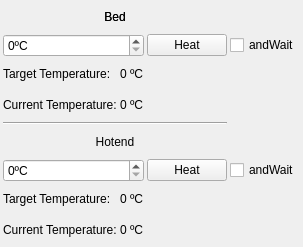
This is src/widgets/bedextruderwidget.ui in KDE/atelier as Qt 5 draws it before an edit. The edited form follows.
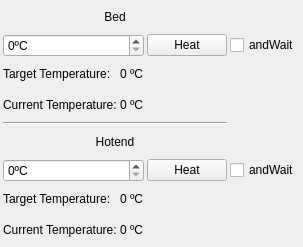
This is the edited form.

Commit message: Remove duplicate label for "Bed"

```diff
--- a/src/widgets/bedextruderwidget.ui
+++ b/src/widgets/bedextruderwidget.ui
@@ -158,16 +158,6 @@
      </property>
     </widget>
    </item>
-   <item row="0" column="0" colspan="3">
-    <widget class="QLabel" name="label">
-     <property name="text">
-      <string>Bed</string>
-     </property>
-     <property name="alignment">
-      <set>Qt::AlignCenter</set>
-     </property>
-    </widget>
-   </item>
    <item row="6" column="0" colspan="3">
     <layout class="QHBoxLayout" name="extRadioButtonLayout"/>
    </item>
```
